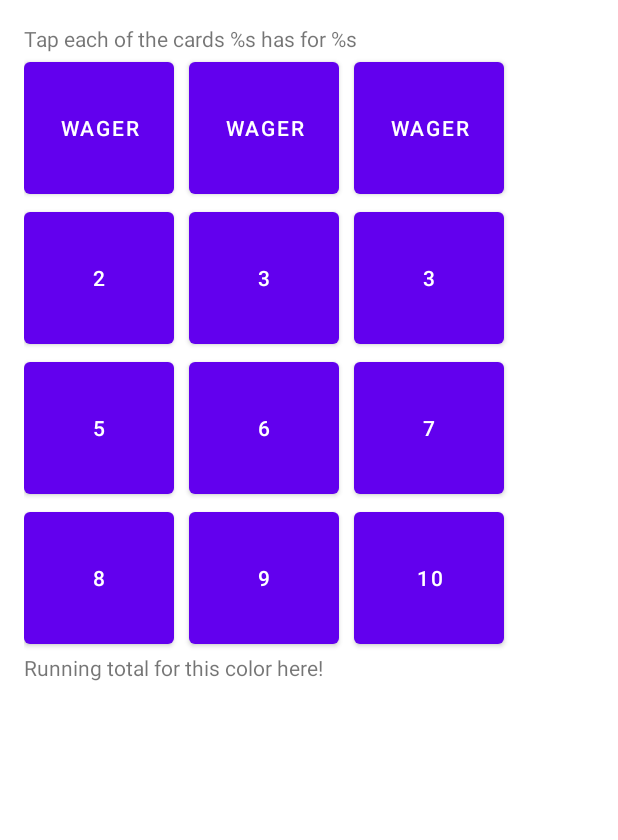
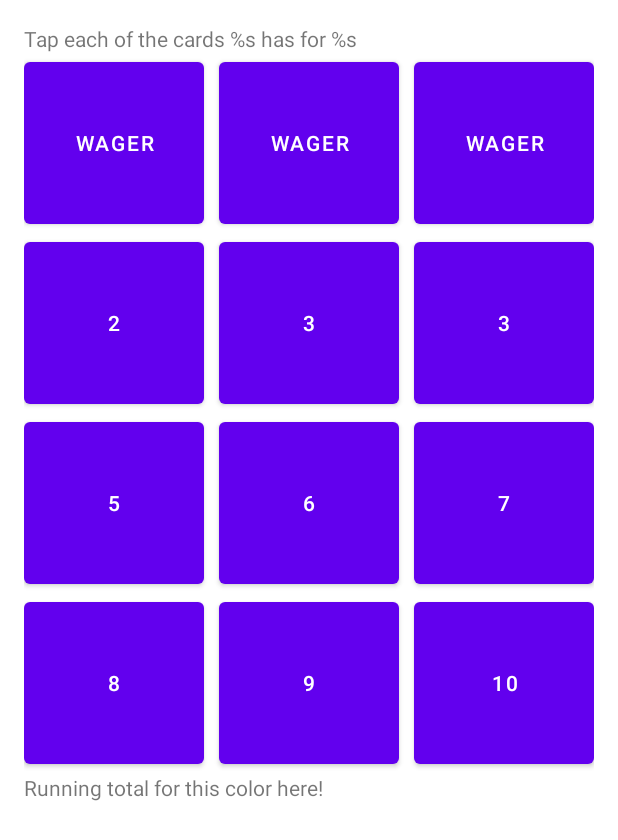
Before and after one commit to StellarsJayNorthwest/LostCities, an Android app: the layout single_color_scoring_activity.xml on its own in the app's theme, with its tools: preview values and no code run, on a phone screen of 412 x 824 dp. Shown: the top 840 px of the screen. Run offline under Robolectric (Android 15) with nearby library versions, the phone set to English and light mode, and no system bars.

Commit message:
Single scoring activity button layout tweaks

```diff
--- a/app/src/main/res/layout/single_color_scoring_activity.xml
+++ b/app/src/main/res/layout/single_color_scoring_activity.xml
@@ -17,120 +17,120 @@
 
     <Button
         android:id="@+id/wager1"
+        android:layout_width="120dp"
+        android:layout_height="120dp"
+        android:text="Wager"
         app:layout_constraintStart_toStartOf="parent"
-        app:layout_constraintTop_toBottomOf="@id/headerText"
-        android:layout_width="100dp"
-        android:layout_height="100dp"
-        android:text="Wager"/>
+        app:layout_constraintTop_toBottomOf="@id/headerText" />
 
     <Button
         android:id="@+id/wager2"
-        app:layout_constraintLeft_toRightOf="@id/wager1"
-        app:layout_constraintTop_toBottomOf="@id/headerText"
-        android:layout_marginLeft="10dp"
-        android:layout_width="100dp"
-        android:layout_height="100dp"
-        android:text="Wager"/>
+        android:layout_width="120dp"
+        android:layout_height="120dp"
+        android:text="Wager"
+        app:layout_constraintLeft_toLeftOf="parent"
+        app:layout_constraintRight_toRightOf="parent"
+        app:layout_constraintTop_toBottomOf="@id/headerText" />
 
     <Button
         android:id="@+id/wager3"
-        app:layout_constraintLeft_toRightOf="@id/wager2"
-        app:layout_constraintTop_toBottomOf="@id/headerText"
+        android:layout_width="120dp"
+        android:layout_height="120dp"
         android:layout_marginLeft="10dp"
-        android:layout_width="100dp"
-        android:layout_height="100dp"
-        android:text="Wager"/>
+        android:text="Wager"
+        app:layout_constraintEnd_toEndOf="parent"
+        app:layout_constraintTop_toBottomOf="@id/headerText" />
 
     <!-- Second row of buttons: 2, 3, 4 -->
 
     <Button
         android:id="@+id/card2"
+        android:layout_width="120dp"
+        android:layout_height="120dp"
+        android:text="2"
         app:layout_constraintStart_toStartOf="parent"
-        app:layout_constraintTop_toBottomOf="@id/wager1"
-        android:layout_width="100dp"
-        android:layout_height="100dp"
-        android:text="2"/>
+        app:layout_constraintTop_toBottomOf="@id/wager1" />
 
     <Button
         android:id="@+id/card3"
-        app:layout_constraintLeft_toRightOf="@id/card2"
-        app:layout_constraintTop_toBottomOf="@id/wager1"
-        android:layout_marginLeft="10dp"
-        android:layout_width="100dp"
-        android:layout_height="100dp"
-        android:text="3"/>
+        android:layout_width="120dp"
+        android:layout_height="120dp"
+        android:text="3"
+        app:layout_constraintLeft_toLeftOf="parent"
+        app:layout_constraintRight_toRightOf="parent"
+        app:layout_constraintTop_toBottomOf="@id/wager1" />
 
     <Button
         android:id="@+id/card4"
-        app:layout_constraintLeft_toRightOf="@id/card3"
-        app:layout_constraintTop_toBottomOf="@id/wager1"
+        android:layout_width="120dp"
+        android:layout_height="120dp"
         android:layout_marginLeft="10dp"
-        android:layout_width="100dp"
-        android:layout_height="100dp"
-        android:text="3"/>
+        android:text="3"
+        app:layout_constraintEnd_toEndOf="parent"
+        app:layout_constraintTop_toBottomOf="@id/wager1" />
 
     <!-- Third row of buttons: 5, 6, 7 -->
 
     <Button
         android:id="@+id/card5"
+        android:layout_width="120dp"
+        android:layout_height="120dp"
+        android:text="5"
         app:layout_constraintStart_toStartOf="parent"
-        app:layout_constraintTop_toBottomOf="@id/card2"
-        android:layout_width="100dp"
-        android:layout_height="100dp"
-        android:text="5"/>
+        app:layout_constraintTop_toBottomOf="@id/card2" />
 
     <Button
         android:id="@+id/card6"
-        app:layout_constraintLeft_toRightOf="@id/card5"
-        app:layout_constraintTop_toBottomOf="@id/card3"
-        android:layout_marginLeft="10dp"
-        android:layout_width="100dp"
-        android:layout_height="100dp"
-        android:text="6"/>
+        android:layout_width="120dp"
+        android:layout_height="120dp"
+        android:text="6"
+        app:layout_constraintLeft_toLeftOf="parent"
+        app:layout_constraintRight_toRightOf="parent"
+        app:layout_constraintTop_toBottomOf="@id/card3" />
 
     <Button
         android:id="@+id/card7"
-        app:layout_constraintLeft_toRightOf="@id/card6"
-        app:layout_constraintTop_toBottomOf="@id/card3"
+        android:layout_width="120dp"
+        android:layout_height="120dp"
         android:layout_marginLeft="10dp"
-        android:layout_width="100dp"
-        android:layout_height="100dp"
-        android:text="7"/>
+        android:text="7"
+        app:layout_constraintEnd_toEndOf="parent"
+        app:layout_constraintTop_toBottomOf="@id/card3" />
 
     <!-- Fourth row of buttons: 8, 9, 10 -->
 
     <Button
         android:id="@+id/card8"
+        android:layout_width="120dp"
+        android:layout_height="120dp"
+        android:text="8"
         app:layout_constraintStart_toStartOf="parent"
-        app:layout_constraintTop_toBottomOf="@id/card5"
-        android:layout_width="100dp"
-        android:layout_height="100dp"
-        android:text="8"/>
+        app:layout_constraintTop_toBottomOf="@id/card5" />
 
     <Button
         android:id="@+id/card9"
-        app:layout_constraintLeft_toRightOf="@id/card8"
-        app:layout_constraintTop_toBottomOf="@id/card6"
-        android:layout_marginLeft="10dp"
-        android:layout_width="100dp"
-        android:layout_height="100dp"
-        android:text="9"/>
+        android:layout_width="120dp"
+        android:layout_height="120dp"
+        android:text="9"
+        app:layout_constraintLeft_toLeftOf="parent"
+        app:layout_constraintRight_toRightOf="parent"
+        app:layout_constraintTop_toBottomOf="@id/card6" />
 
     <Button
         android:id="@+id/card10"
-        app:layout_constraintLeft_toRightOf="@id/card9"
-        app:layout_constraintTop_toBottomOf="@id/card7"
+        android:layout_width="120dp"
+        android:layout_height="120dp"
         android:layout_marginLeft="10dp"
-        android:layout_width="100dp"
-        android:layout_height="100dp"
-        android:text="10"/>
+        android:text="10"
+        app:layout_constraintEnd_toEndOf="parent"
+        app:layout_constraintTop_toBottomOf="@id/card7" />
 
     <TextView
         android:id="@+id/runningTotal"
         android:layout_width="wrap_content"
         android:layout_height="wrap_content"
+        android:text="Running total for this color here!"
         app:layout_constraintStart_toStartOf="parent"
-        app:layout_constraintTop_toBottomOf="@id/card8"
-        android:text="Running total for this color here!" />
+        app:layout_constraintTop_toBottomOf="@id/card8" />
 
 </androidx.constraintlayout.widget.ConstraintLayout>
```
